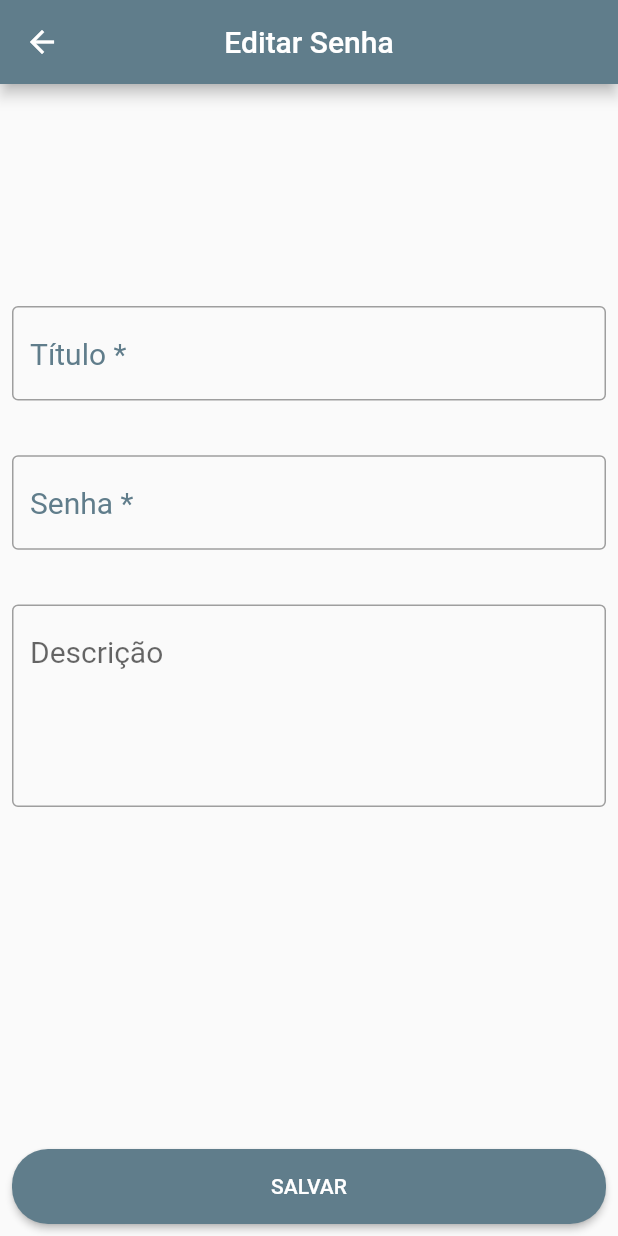
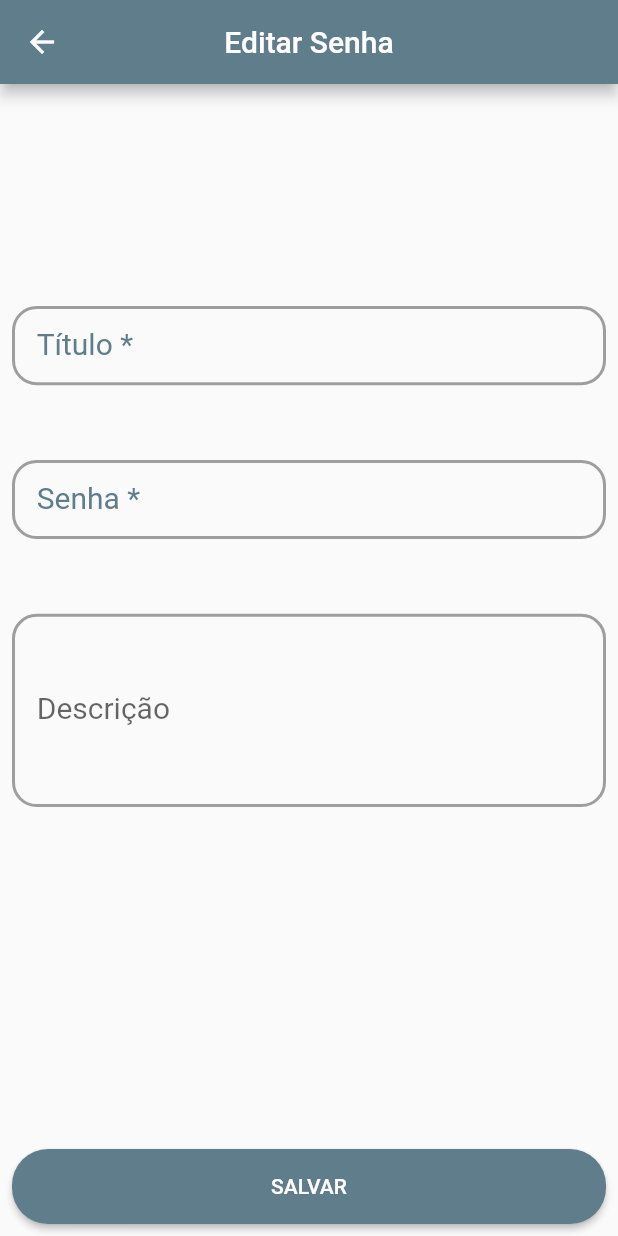
Before and after one commit to danielsantos/safe_password, a Flutter app: the EditPasswordPage screen opened directly with empty values, on a phone screen of 412 x 824 dp. Run offline on Flutter 3.47's test engine with Material 2 defaults, Android fonts, the phone set to English and light mode, and no system bars; our stand-ins replace splashscreen, sqflite; accounts and stored records are empty.

Commit message:
change textFields

```diff
--- a/lib/pages/edit_password.dart
+++ b/lib/pages/edit_password.dart
@@ -19,6 +19,8 @@ class _EditPasswordPageState extends State<EditPasswordPage> {
 
   @override
   Widget build(BuildContext context) {
+    double width = MediaQuery.of(context).size.width;
+
     Pass pass = ModalRoute.of(context)!.settings.arguments as Pass;
     if (pass != null) {
       controllerTitle.text = pass.title;
@@ -65,15 +67,28 @@ class _EditPasswordPageState extends State<EditPasswordPage> {
                         }
                       },
                       decoration: InputDecoration(
-                        hintText: 'Título *',
-                        hintStyle: TextStyle(
+                        labelText: 'Título *',
+                        labelStyle: TextStyle(
                           fontSize: 20.0,
                           color: validFieldTitle ? Colors.blueGrey : Colors.red,
                         ),
+                        contentPadding: EdgeInsets.only(
+                            left: width * 0.04,
+                            top: width * 0.041,
+                            bottom: width * 0.041,
+                            right: width * 0.04),
+                        focusedBorder: OutlineInputBorder(
+                          borderRadius: BorderRadius.circular(width * 0.04),
+                          borderSide: BorderSide(
+                            color: Colors.grey,
+                            width: 2.0,
+                          ),
+                        ),
                         enabledBorder: OutlineInputBorder(
+                          borderRadius: BorderRadius.circular(width * 0.04),
                           borderSide: BorderSide(
                             color: validFieldTitle ? Colors.grey : Colors.red,
-                            width: 1.0,
+                            width: 2.0,
                           ),
                         ),
                       ),
@@ -89,15 +104,28 @@ class _EditPasswordPageState extends State<EditPasswordPage> {
                         }
                       },
                       decoration: InputDecoration(
-                        hintText: 'Senha *',
-                        hintStyle: TextStyle(
+                        labelText: 'Senha *',
+                        labelStyle: TextStyle(
                           fontSize: 20.0,
                           color: validFieldPass ? Colors.blueGrey : Colors.red,
                         ),
+                        contentPadding: EdgeInsets.only(
+                            left: width * 0.04,
+                            top: width * 0.041,
+                            bottom: width * 0.041,
+                            right: width * 0.04),
+                        focusedBorder: OutlineInputBorder(
+                          borderRadius: BorderRadius.circular(width * 0.04),
+                          borderSide: BorderSide(
+                            color: Colors.grey,
+                            width: 2.0,
+                          ),
+                        ),
                         enabledBorder: OutlineInputBorder(
+                          borderRadius: BorderRadius.circular(width * 0.04),
                           borderSide: BorderSide(
                             color: validFieldPass ? Colors.grey : Colors.red,
-                            width: 1.0,
+                            width: 2.0,
                           ),
                         ),
                       ),
@@ -110,14 +138,29 @@ class _EditPasswordPageState extends State<EditPasswordPage> {
                       textCapitalization: TextCapitalization.sentences,
                       maxLines: 5,
                       controller: controllerDescription,
-                      decoration: const InputDecoration(
-                        hintText: 'Descrição',
-                        hintStyle: TextStyle(
+                      decoration: InputDecoration(
+                        labelText: 'Descrição',
+                        labelStyle: TextStyle(
                           fontSize: 20.0,
                         ),
+                        contentPadding: EdgeInsets.only(
+                            left: width * 0.04,
+                            top: width * 0.041,
+                            bottom: width * 0.041,
+                            right: width * 0.04),
+                        focusedBorder: OutlineInputBorder(
+                          borderRadius: BorderRadius.circular(width * 0.04),
+                          borderSide: BorderSide(
+                            color: Colors.grey,
+                            width: 2.0,
+                          ),
+                        ),
                         enabledBorder: OutlineInputBorder(
-                          borderSide:
-                              BorderSide(color: Colors.grey, width: 1.0),
+                          borderRadius: BorderRadius.circular(width * 0.04),
+                          borderSide: BorderSide(
+                            color: Colors.grey,
+                            width: 2.0,
+                          ),
                         ),
                       ),
                     ),
--- a/lib/pages/home.dart
+++ b/lib/pages/home.dart
@@ -122,7 +122,12 @@ class _HomePageState extends State<HomePage> {
                                 snapshot.data![index].id);
 
                             Navigator.of(context)
-                                .pushNamed('/edit', arguments: pass);
+                                .pushNamed('/edit', arguments: pass)
+                                .then((_) {
+                              setState(() {
+                                _listFuture = updateAndGetList();
+                              });
+                            });
                           },
                           child: Card(
                             color: Colors.grey[200],
```
